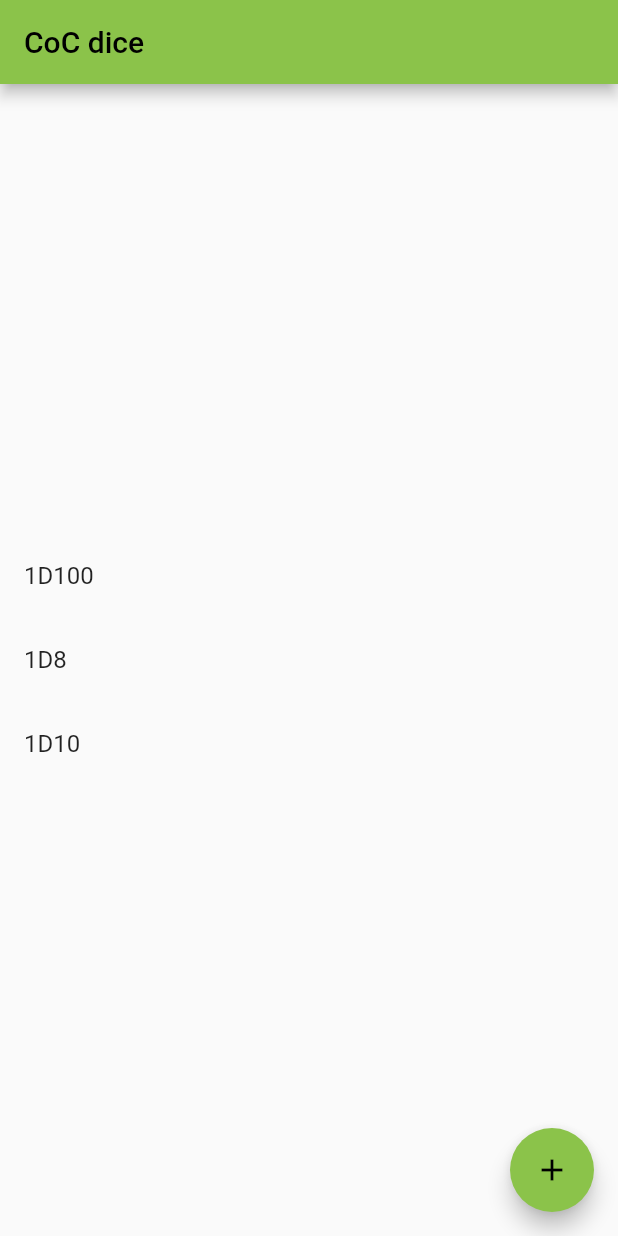
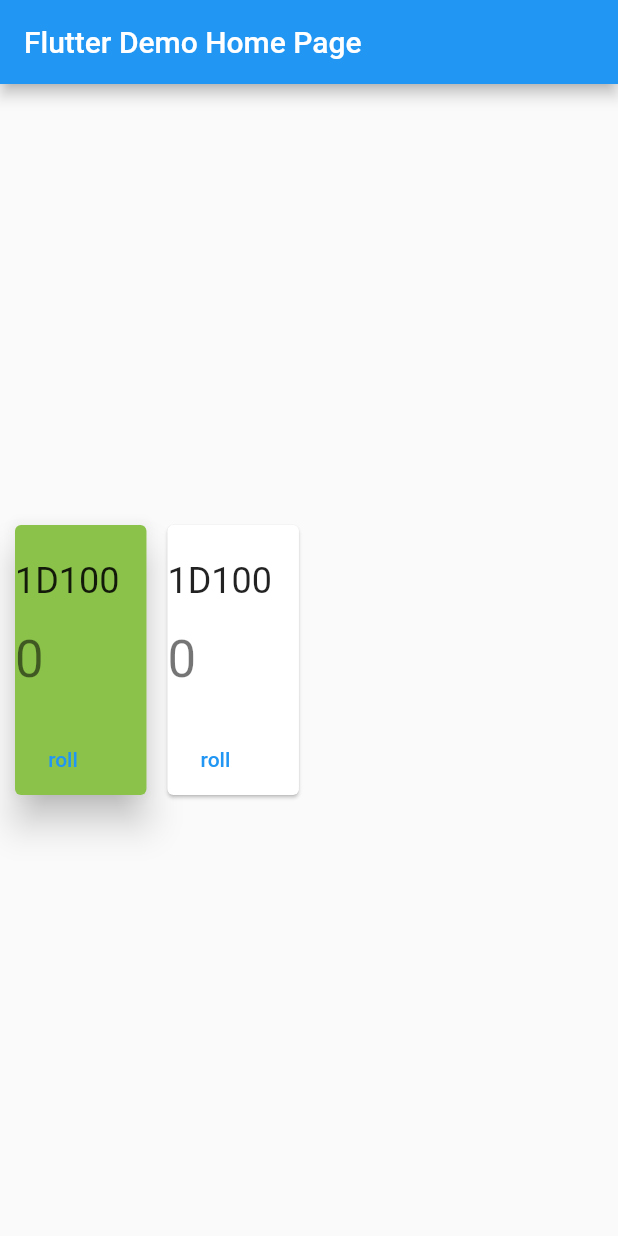
Before and after one commit to okazaki00/dice_flutter, a Flutter app: the screen it shows after launch, on a phone screen of 412 x 824 dp. Run offline on Flutter 3.47's test engine with Material 2 defaults, Android fonts, the phone set to English and light mode, and no system bars.

Commit message:
かりじっそう

```diff
--- a/lib/main.dart
+++ b/lib/main.dart
@@ -1,42 +1,48 @@
+import 'package:dice/dice.dart';
 import 'package:flutter/material.dart';
+import 'dart:math' as math;
 
-void main() {
-  runApp(const MyApp());
-}
+Future<void> main() async => runApp(MyApp());
 
 class MyApp extends StatelessWidget {
-  const MyApp({Key? key}) : super(key: key);
-
   @override
   Widget build(BuildContext context) {
     return MaterialApp(
       title: 'Flutter Demo',
+      debugShowCheckedModeBanner: false,
       theme: ThemeData(
-        primarySwatch: Colors.lightGreen,
+        primarySwatch: Colors.blue,
       ),
-      home: const MyHomePage(title: 'CoC dice'),
+      home: const MyHomePage(title: 'Flutter Demo Home Page'),
     );
   }
 }
 
+// 1. StatefulWidgetを継承したクラスを作る。
 class MyHomePage extends StatefulWidget {
-  const MyHomePage({Key? key, required this.title}) : super(key: key);
-
   final String title;
 
+  const MyHomePage({
+    Key? key,
+    required this.title,
+  }) : super(key: key);
+  // createState()　で"State"（Stateを継承したクラス）を返す
   @override
-  State<MyHomePage> createState() => _MyHomePageState();
+  _MyHomePageState createState() => _MyHomePageState();
 }
 
+//  2.Stateを継承したクラスを作る。
 class _MyHomePageState extends State<MyHomePage> {
   int _counter = 0;
 
-  void _incrementCounter() {
+  void _roll1D100() {
     setState(() {
-      _counter++;
+      var rand = math.Random();
+      _counter = rand.nextInt(100) + 1;
     });
   }
 
+  //　状態を使いつつ組んだWidgetを返す(build関数)
   @override
   Widget build(BuildContext context) {
     return Scaffold(
@@ -46,24 +52,90 @@ class _MyHomePageState extends State<MyHomePage> {
       body: Center(
         child: Column(
           mainAxisAlignment: MainAxisAlignment.center,
-          children: const <Widget>[
-            ListTile(
-              title: Text('1D100'),
+          children: [
+            Row(
+              children: [
+                Card(
+                    elevation: 10,
+                    color: Colors.lightGreen,
+                    margin: const EdgeInsets.all(10),
+                    child: Column(
+                      crossAxisAlignment: CrossAxisAlignment.start,
+                      children: [
+                        const Padding(padding: EdgeInsets.only(top: 23, right: 18),
+                          child: Text(
+                            "1D100",
+                            style: TextStyle(
+                              fontSize: 24,
+                            ),
+                          ),
+                        ),
+                        Padding(padding: const EdgeInsets.only(top: 18, right: 18),
+                          child: Text(
+                            '$_counter',
+                            style: Theme.of(context).textTheme.headline4,
+                          ),
+                        ),
+                        Padding(padding: const EdgeInsets.only(top: 23, right: 18),
+                          child: TextButton(
+                              onPressed: _roll1D100, child: const Text("roll")
+                          ),),
+                      ],
+                    )
+                ),
+                Card(
+                    child: Column(
+                      crossAxisAlignment: CrossAxisAlignment.start,
+                      children: [
+                        const Padding(padding: EdgeInsets.only(top: 23, right: 18),
+                          child: Text(
+                            "1D100",
+                            style: TextStyle(
+                              fontSize: 24,
+                            ),
+                          ),
+                        ),
+                        Padding(padding: const EdgeInsets.only(top: 18, right: 18),
+                          child: Text(
+                            '$_counter',
+                            style: Theme.of(context).textTheme.headline4,
+                          ),
+                        ),
+                        Padding(padding: const EdgeInsets.only(top: 23, right: 18),
+                          child: TextButton(
+                              onPressed: _roll1D100, child: const Text("roll")
+                          ),),
+                      ],
+                    )
+                ),
+              ],
             ),
-            ListTile(
-              title: Text('1D8'),
-            ),
-            ListTile(
-              title: Text('1D10'),
-            ),
+            // Row(
+            //   children: [
+            //     const Padding(padding: EdgeInsets.only(top: 23, right: 18),
+            //       child: Text(
+            //           "1D100",
+            //         style: TextStyle(
+            //           fontSize: 24,
+            //         ),
+            //       ),
+            //     ),
+            //     Padding(padding: const EdgeInsets.only(top: 18, right: 18),
+            //       child: Text(
+            //         '$_counter',
+            //         style: Theme.of(context).textTheme.headline4,
+            //       ),
+            //     ),
+            //     Padding(padding: const EdgeInsets.only(top: 23, right: 18),
+            //       child: TextButton(
+            //           onPressed: _roll1D100, child: const Text("roll")
+            //       ),
+            //     ),
+            //   ],
+            // )
           ],
         ),
       ),
-      floatingActionButton: FloatingActionButton(
-        onPressed: _incrementCounter,
-        tooltip: 'Increment',
-        child: const Icon(Icons.add),
-      ), // This trailing comma makes auto-formatting nicer for build methods.
     );
   }
 }
```
